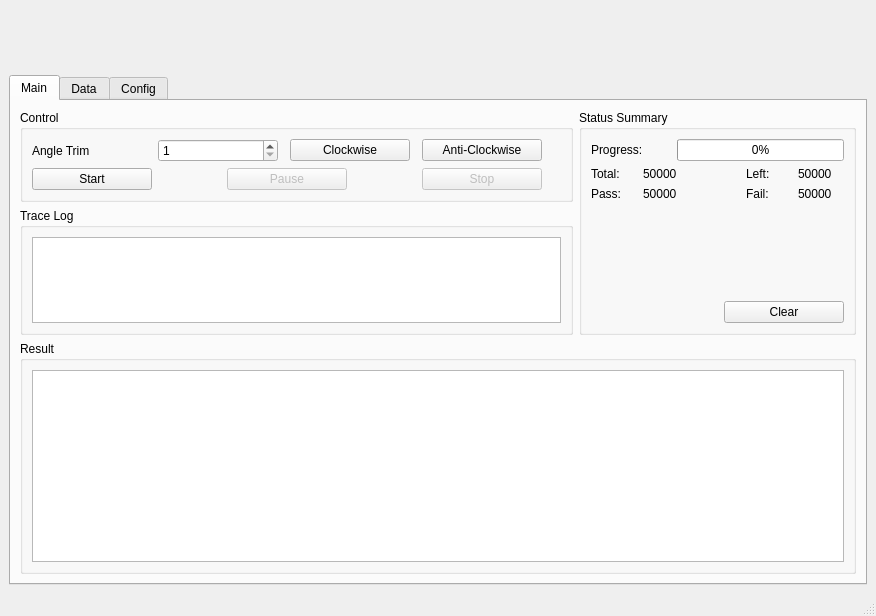
hmj6639/dz, file ui/mainwindow.ui: the form before one commit.
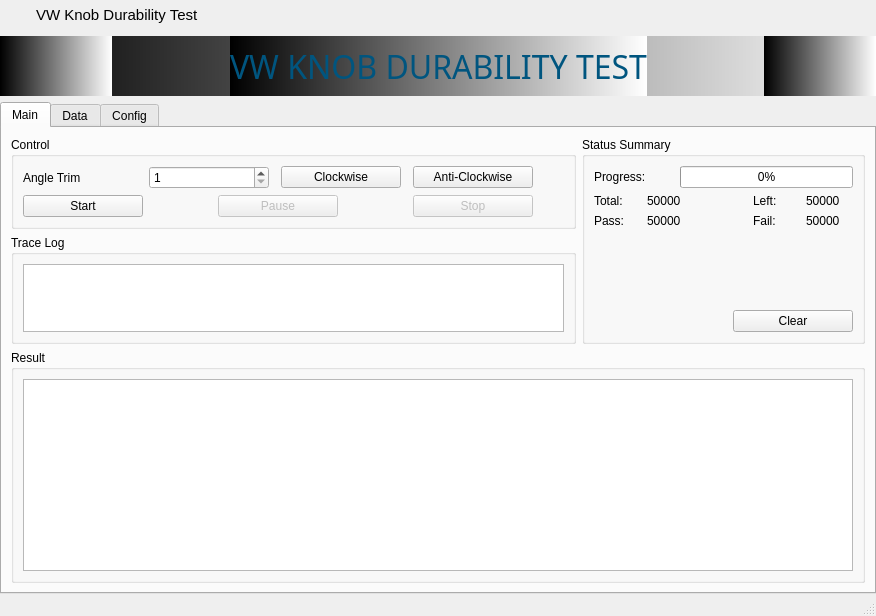
The form after the commit. Icons and pictures are not drawn.

Commit message: ! change menu style

```diff
--- a/ui/mainwindow.ui
+++ b/ui/mainwindow.ui
@@ -15,8 +15,20 @@
   </property>
   <widget class="QWidget" name="centralwidget">
    <layout class="QGridLayout" name="gridLayout_7">
-    <item row="0" column="0">
-     <widget class="QWidget" name="widget_title" native="true">
+    <property name="leftMargin">
+     <number>0</number>
+    </property>
+    <property name="topMargin">
+     <number>0</number>
+    </property>
+    <property name="rightMargin">
+     <number>0</number>
+    </property>
+    <property name="bottomMargin">
+     <number>0</number>
+    </property>
+    <item row="1" column="0">
+     <widget class="QWidget" name="widget_title1" native="true">
       <property name="sizePolicy">
        <sizepolicy hsizetype="Preferred" vsizetype="Preferred">
         <horstretch>0</horstretch>
@@ -30,7 +42,7 @@
        </size>
       </property>
       <property name="styleSheet">
-       <string notr="true"/>
+       <string notr="true">background-color: qlineargradient(spread:pad, x1:0, y1:0, x2:1, y2:0, stop:0 rgba(0, 0, 0, 255), stop:1 rgba(255, 255, 255, 255));</string>
       </property>
       <layout class="QHBoxLayout" name="horizontalLayout_6" stretch="1,1,2,1,1">
        <property name="leftMargin">
@@ -82,14 +94,24 @@
            <height>60</height>
           </size>
          </property>
+         <property name="font">
+          <font>
+           <family>Sitka Banner</family>
+           <pointsize>24</pointsize>
+           <weight>9</weight>
+           <italic>false</italic>
+           <bold>false</bold>
+          </font>
+         </property>
          <property name="autoFillBackground">
           <bool>false</bool>
          </property>
-         <property name="text">
-          <string/>
+         <property name="styleSheet">
+          <string notr="true">font: 75 24pt &quot;Sitka Banner&quot;;
+color: rgb(0, 85, 127);</string>
          </property>
-         <property name="pixmap">
-          <pixmap resource="../dz.qrc">:/res/images/app-name.png</pixmap>
+         <property name="text">
+          <string>VW KNOB DURABILITY TEST</string>
          </property>
          <property name="alignment">
           <set>Qt::AlignCenter</set>
@@ -128,7 +150,7 @@
       </layout>
      </widget>
     </item>
-    <item row="1" column="0">
+    <item row="2" column="0">
      <widget class="QTabWidget" name="tabWidget">
       <property name="currentIndex">
        <number>0</number>
@@ -1210,6 +1232,117 @@
       </widget>
      </widget>
     </item>
+    <item row="0" column="0">
+     <widget class="QWidget" name="widget_title" native="true">
+      <property name="minimumSize">
+       <size>
+        <width>0</width>
+        <height>30</height>
+       </size>
+      </property>
+      <layout class="QHBoxLayout" name="horizontalLayout">
+       <property name="leftMargin">
+        <number>0</number>
+       </property>
+       <property name="topMargin">
+        <number>0</number>
+       </property>
+       <property name="rightMargin">
+        <number>0</number>
+       </property>
+       <property name="bottomMargin">
+        <number>0</number>
+       </property>
+       <item>
+        <widget class="QLabel" name="lab_Ico">
+         <property name="minimumSize">
+          <size>
+           <width>30</width>
+           <height>0</height>
+          </size>
+         </property>
+         <property name="text">
+          <string/>
+         </property>
+        </widget>
+       </item>
+       <item>
+        <widget class="QLabel" name="lab_Title">
+         <property name="minimumSize">
+          <size>
+           <width>0</width>
+           <height>30</height>
+          </size>
+         </property>
+         <property name="font">
+          <font>
+           <family>Arial</family>
+           <pointsize>11</pointsize>
+          </font>
+         </property>
+         <property name="text">
+          <string>VW Knob Durability Test 	</string>
+         </property>
+         <property name="alignment">
+          <set>Qt::AlignLeading|Qt::AlignLeft|Qt::AlignVCenter</set>
+         </property>
+        </widget>
+       </item>
+       <item>
+        <spacer name="horizontalSpacer_12">
+         <property name="orientation">
+          <enum>Qt::Horizontal</enum>
+         </property>
+         <property name="sizeHint" stdset="0">
+          <size>
+           <width>549</width>
+           <height>20</height>
+          </size>
+         </property>
+        </spacer>
+       </item>
+       <item>
+        <widget class="QPushButton" name="btnMenu_Min">
+         <property name="text">
+          <string/>
+         </property>
+         <property name="autoDefault">
+          <bool>true</bool>
+         </property>
+         <property name="flat">
+          <bool>true</bool>
+         </property>
+        </widget>
+       </item>
+       <item>
+        <widget class="QPushButton" name="btnMenu_Max">
+         <property name="text">
+          <string/>
+         </property>
+         <property name="autoDefault">
+          <bool>true</bool>
+         </property>
+         <property name="flat">
+          <bool>true</bool>
+         </property>
+        </widget>
+       </item>
+       <item>
+        <widget class="QPushButton" name="btnMenu_Close">
+         <property name="text">
+          <string/>
+         </property>
+         <property name="autoDefault">
+          <bool>true</bool>
+         </property>
+         <property name="flat">
+          <bool>true</bool>
+         </property>
+        </widget>
+       </item>
+      </layout>
+     </widget>
+    </item>
    </layout>
   </widget>
   <widget class="QMenuBar" name="menubar">
```
Left out of the diff: 6 changed lines with no effect on the pictures. The commit also changes 2 other files.
